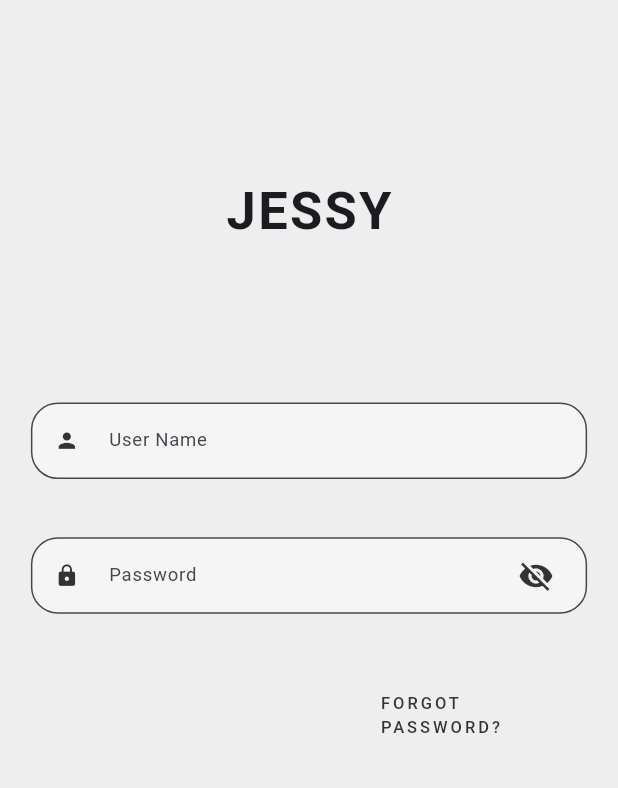
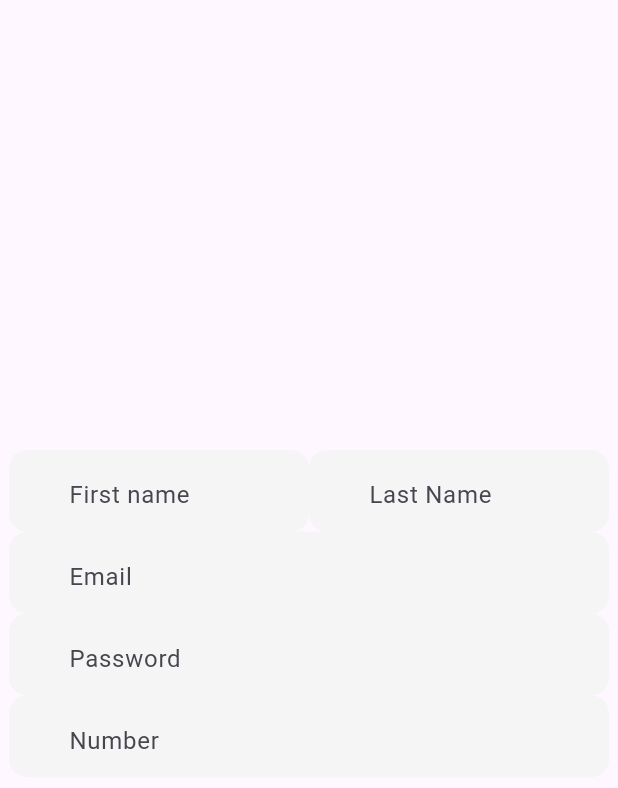
Before and after one commit to sami-MhdAmin/mall-automation-system, a Flutter app: the screen it shows after launch, on a phone screen of 412 x 824 dp. Shown: the top 788 px of the screen. Run offline on Flutter 3.47's test engine with Material 2 defaults, Android fonts, the phone set to English and light mode, and no system bars.

Commit message:
start register

```diff
--- a/lib/helpers/app_colors.dart
+++ b/lib/helpers/app_colors.dart
@@ -1,8 +1,7 @@
 import 'package:flutter/material.dart';
 
-class AppColors{
-  static Color backgroundL =const Color(0xFFEEEEEE);
-  static Color foregroundL =const Color(0xFF333333);
-
-
+class AppColors {
+  static Color backgroundL = const Color(0xFFEEEEEE);
+  static Color foregroundL = const Color(0xFF333333);
+  static Color fillTextField = const Color(0xFFF5F5F5);
 }
--- a/lib/main.dart
+++ b/lib/main.dart
@@ -1,6 +1,7 @@
 import 'package:flutter/material.dart';
+import 'package:jessy_mall/screen/Auth/register.dart';
 
-import 'screen/login_page.dart';
+import 'screen/Auth/login_page.dart';
 
 void main() {
   runApp(const MyApp());
@@ -18,7 +19,7 @@ class MyApp extends StatelessWidget {
         // colorScheme: ColorScheme.fromSeed(seedColor: Colors.deepPurple),
         useMaterial3: true,
       ),
-      home: LoginPage(),
+      home: const RegsiterPage(),
     );
   }
 }
--- /dev/null
+++ b/lib/screen/Auth/register.dart
@@ -0,0 +1,80 @@
+import 'package:flutter/material.dart';
+import 'package:jessy_mall/helpers/app_colors.dart';
+
+class RegsiterPage extends StatefulWidget {
+  const RegsiterPage({super.key});
+
+  @override
+  State<RegsiterPage> createState() => _RegsiterPageState();
+}
+
+class _RegsiterPageState extends State<RegsiterPage> {
+  @override
+  Widget build(BuildContext context) {
+    return Scaffold(
+      body: SingleChildScrollView(
+        child: Column(
+          children: [
+            /*wiget*/
+            SizedBox(
+              height: 300,
+            ),
+            Row(
+              mainAxisAlignment: MainAxisAlignment.center,
+              children: [
+                CustomTextField(
+                  width: 200,
+                  hintText: "First name",
+                ),
+                CustomTextField(
+                  width: 200,
+                  hintText: "Last Name",
+                ),
+              ],
+            ),
+            CustomTextField(
+              width: 400,
+              hintText: "Email",
+            ),
+            CustomTextField(
+              width: 400,
+              hintText: "Password",
+            ),
+            CustomTextField(
+              width: 400,
+              hintText: "Number",
+            ),
+          ],
+        ),
+      ),
+    );
+  }
+}
+
+class CustomTextField extends StatelessWidget {
+  final double width;
+  final String hintText;
+  CustomTextField({required this.width, required this.hintText});
+
+  @override
+  Widget build(BuildContext context) {
+    return Container(
+      width: width,
+      decoration: BoxDecoration(
+        borderRadius: BorderRadius.circular(12.0),
+        color: AppColors.fillTextField, // Adjust the color to your preference
+      ),
+      child: TextField(
+        decoration: InputDecoration(
+            border: InputBorder.none,
+            contentPadding:
+                EdgeInsets.symmetric(horizontal: 16.0, vertical: 12.0),
+            hintText: hintText,
+            prefix: Icon(
+              Icons.person,
+              color: AppColors.foregroundL,
+            )),
+      ),
+    );
+  }
+}
```
Also changed, not shown: lib/screen/Auth/login_page.dart (renamed from lib/screen/login_page.dart, +4 -5 lines).
